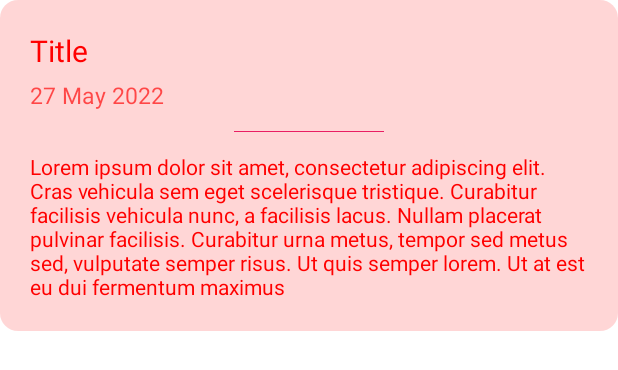
After one commit to chirag1910/Todo-Android, an Android app: the layout todo_card.xml on its own in the app's theme, with its tools: preview values and no code run, on a phone screen of 412 x 824 dp. The commit adds this screen. Shown: the top 370 px of the screen. Run offline under Robolectric (Android 15) with nearby library versions, the phone set to English and light mode, and no system bars.

```diff
--- a/app/src/main/res/drawable/inputfield_round.xml
+++ /dev/null
@@ -1,9 +0,0 @@
-<?xml version="1.0" encoding="utf-8"?>
-<shape xmlns:android="http://schemas.android.com/apk/res/android"
-       android:shape="rectangle"
-       android:padding="10dp">
-
-    <solid android:color="#e4e4e4" />
-    <corners
-            android:radius="8dp"/>
-</shape>
--- a/app/src/main/res/layout/fragment_add.xml
+++ b/app/src/main/res/layout/add_dialog.xml
@@ -61,7 +61,7 @@
               android:textSize="20sp"
               android:textFontWeight="600"
               android:textColor="#FF6666"
-              android:background="@drawable/textview_round"
+              android:background="@drawable/bg_error_toast"
               android:backgroundTint="#4dff6666"
               android:id="@+id/toast_add_dialog"/>
 
@@ -78,6 +78,7 @@
                   android:inputType="text"
                   android:textColorHint="#666"
                   android:textColor="@color/black"
+                  android:backgroundTint="#e4e4e4"
                   android:padding="15dp"
                   android:layout_marginBottom="15dp"
                   android:id="@+id/titleInput"
@@ -89,6 +90,7 @@
                   android:inputType="textMultiLine"
                   android:textColorHint="#666"
                   android:textColor="@color/black"
+                  android:backgroundTint="#e4e4e4"
                   android:padding="15dp"
                   android:layout_marginBottom="15dp"
                   android:id="@+id/descInput"
@@ -100,6 +102,7 @@
                   android:inputType="date"
                   android:textColorHint="#666"
                   android:textColor="@color/black"
+                  android:backgroundTint="#e4e4e4"
                   android:padding="15dp"
                   android:clickable="false"
                   android:focusable="false"
--- /dev/null
+++ b/app/src/main/res/layout/todo_card.xml
@@ -0,0 +1,37 @@
+<?xml version="1.0" encoding="utf-8"?>
+<LinearLayout xmlns:android="http://schemas.android.com/apk/res/android"
+              android:orientation="vertical"
+              android:layout_width="match_parent"
+              android:layout_height="wrap_content"
+              android:background="@drawable/bg_round"
+              android:id="@+id/todo_card"
+              android:backgroundTint="#44ff6666"
+              android:padding="20dp">
+
+    <TextView android:layout_width="match_parent"
+              android:layout_height="wrap_content"
+              android:text="Title"
+              android:textSize="20sp"
+              android:textFontWeight="800"
+              android:textColor="#ff0000"/>
+
+    <TextView android:layout_width="match_parent"
+              android:layout_height="wrap_content"
+              android:text="27 May 2022"
+              android:textColor="#AAff0000"
+              android:textSize="15sp"
+              android:textFontWeight="700"
+              android:layout_marginTop="5dp"/>
+
+    <View android:layout_width="100dp"
+          android:layout_height="0.5dp"
+          android:background="#E91E63"
+          android:layout_marginVertical="13dp"
+          android:layout_gravity="center"/>
+
+    <TextView android:layout_width="match_parent"
+              android:layout_height="wrap_content"
+              android:text="Lorem ipsum dolor sit amet, consectetur adipiscing elit. Cras vehicula sem eget scelerisque tristique. Curabitur facilisis vehicula nunc, a facilisis lacus. Nullam placerat pulvinar facilisis. Curabitur urna metus, tempor sed metus sed, vulputate semper risus. Ut quis semper lorem. Ut at est eu dui fermentum maximus"
+              android:textColor="#ff0000"
+              android:textFontWeight="500"/>
+</LinearLayout>
--- a/app/src/main/res/values/styles.xml
+++ b/app/src/main/res/values/styles.xml
@@ -8,16 +8,17 @@
 
     <style name="AppModalStyle"
            parent="Widget.Design.BottomSheet.Modal">
-        <item name="android:background">@drawable/bottom_dialog</item>
+        <item name="android:background">@drawable/bg_bottom_dialog</item>
     </style>
 
     <style name="AppInputFieldStyle"
           parent="Widget.AppCompat.EditText">
-        <item name="android:background">@drawable/inputfield_round</item>
+        <item name="android:background">@drawable/bg_round</item>
     </style>
 
     <style name="AppButtonStyle"
            parent="Widget.AppCompat.Button">
-        <item name="android:background">@drawable/button_round</item>
+        <item name="android:background">@drawable/bg_round</item>
+        <item name="buttonStyle">@style/Widget.AppCompat.Button.Borderless.Colored</item>
     </style>
 </resources>
```
Also changed, not shown: app/src/main/java/com/example/todo/MainActivity.kt (+46 -20 lines), app/src/main/java/com/example/todo/Todo.kt (+56 -9 lines), app/src/main/res/layout/activity_main.xml (+7 -0 lines), app/src/main/res/drawable/bg_bottom_dialog.xml (renamed from app/src/main/res/drawable/bottom_dialog.xml), app/src/main/res/drawable/bg_error_toast.xml (renamed from app/src/main/res/drawable/textview_round.xml), app/src/main/res/drawable/bg_round.xml (renamed from app/src/main/res/drawable/button_round.xml).
